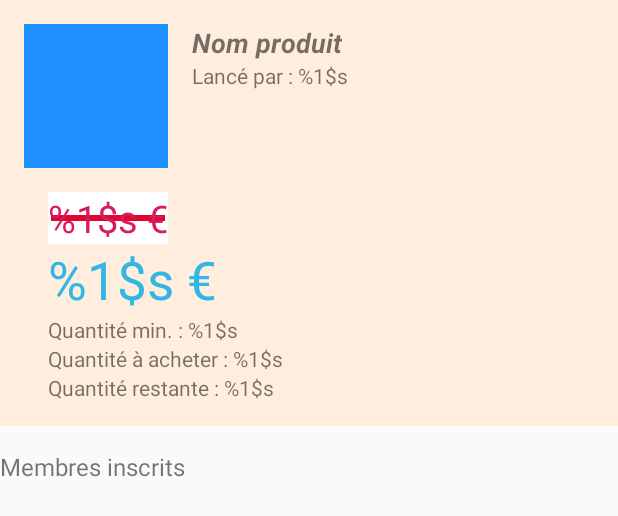
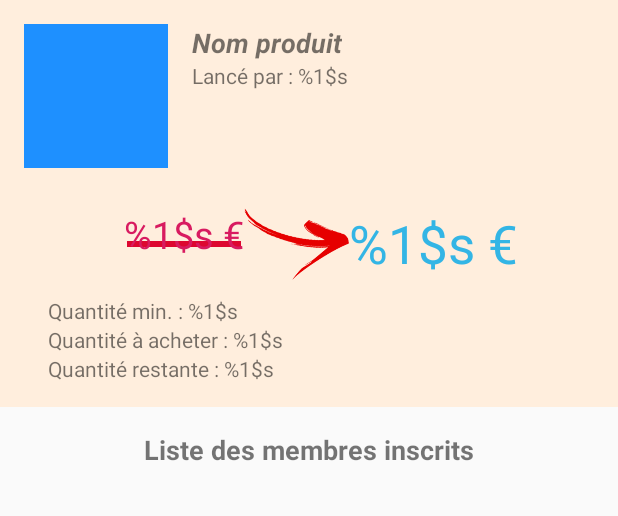
Before and after one commit to jaroddev/WeBuy, an Android app: the layout activity_group_purchase_detail.xml on its own in the app's theme, with its tools: preview values and no code run, on a phone screen of 412 x 824 dp. Shown: the top 516 px of the screen. Run offline under Robolectric (Android 15) with nearby library versions, the phone set to English and light mode, and no system bars.

Commit message:
Tried to improve price design in group_purchase_detail UI

```diff
--- a/app/src/main/res/drawable/price_discount.xml
+++ b/app/src/main/res/drawable/price_discount.xml
@@ -1,10 +1,5 @@
 <?xml version="1.0" encoding="utf-8"?>
 <layer-list xmlns:android="http://schemas.android.com/apk/res/android">
-    <item>
-        <shape android:shape="rectangle">
-            <solid android:color="#FFFFFF"/>
-        </shape>
-    </item>
     <item>
         <shape android:shape="line">
             <stroke android:width="4dp"
--- a/app/src/main/res/layout/activity_group_purchase_detail.xml
+++ b/app/src/main/res/layout/activity_group_purchase_detail.xml
@@ -4,8 +4,7 @@
     xmlns:tools="http://schemas.android.com/tools"
     android:layout_width="match_parent"
     android:layout_height="match_parent"
-    android:orientation="vertical"
-    tools:context=".GroupPurchaseDetailActivity">
+    android:orientation="vertical">
 
     <LinearLayout
         android:layout_width="match_parent"
@@ -79,22 +78,36 @@
         android:paddingRight="16dp"
         android:paddingBottom="16dp">
 
+        <LinearLayout
+            android:layout_width="fill_parent"
+            android:layout_height="wrap_content"
+            android:gravity="center"
+            android:paddingHorizontal="16px"
+            android:paddingVertical="16px">
+
             <TextView
                 android:id="@+id/productCost"
                 android:layout_width="wrap_content"
-            android:layout_height="wrap_content"
+                android:layout_height="fill_parent"
                 android:background="@drawable/price_discount"
                 android:text="%1$s €"
                 android:textColor="@color/colorAccent"
                 android:textSize="25dp" />
 
+            <ImageView
+                android:layout_width="70dp"
+                android:layout_height="48dp"
+                android:background="@drawable/discount_arrow" />
+
             <TextView
                 android:id="@+id/discountCost"
                 android:layout_width="wrap_content"
-            android:layout_height="wrap_content"
+                android:layout_height="fill_parent"
                 android:text="%1$s €"
                 android:textColor="@color/colorBlueLight"
                 android:textSize="35dp" />
+        </LinearLayout>
+
 
         <TextView
             android:id="@+id/minQuantity"
@@ -118,10 +131,12 @@
     <TextView
         android:layout_width="wrap_content"
         android:layout_height="wrap_content"
+        android:layout_gravity="center"
         android:paddingTop="16dp"
         android:paddingBottom="16dp"
-        android:text="Membres inscrits"
-        android:textSize="16dp" />
+        android:text="Liste des membres inscrits"
+        android:textSize="18dp"
+        android:textStyle="bold" />
 
     <ListView
         android:id="@+id/membersList"
```
Also changed, not shown: app/src/main/res/drawable/discount_arrow.png (added). Lines whose indentation alone changed are shown as unchanged.
